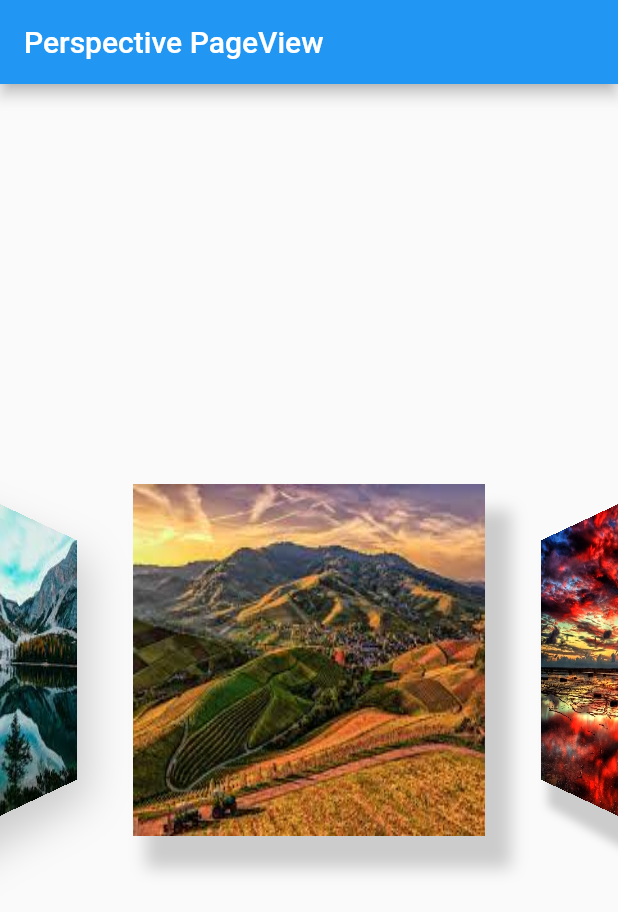
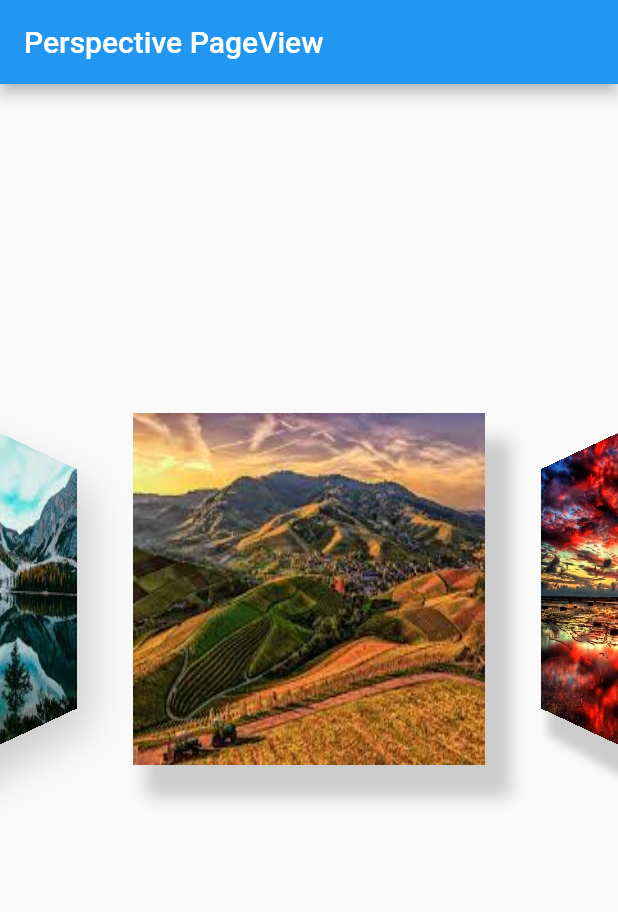
Before and after one commit to loupdaniel/Second-Life_Mobile, a Flutter app: the screen it shows after launch, swiped to page 2, on a phone screen of 412 x 824 dp. Shown: the top 912 px of the screen. Run offline on Flutter 3.47's test engine with Material 2 defaults, Android fonts, the phone set to English and light mode, and no system bars.

Commit message:
6th save

```diff
--- a/lib/main.dart
+++ b/lib/main.dart
@@ -105,7 +105,9 @@ class MyPage extends StatelessWidget {
       fit: StackFit.expand,
       alignment: FractionalOffset.center,
       children: [
-        Transform(
+        Transform.translate(
+          offset: const Offset(0.0, -47.5),
+          child: Transform(
             transform: pvMatrix,
             alignment: FractionalOffset.center,
             child: Container(
@@ -114,12 +116,14 @@ class MyPage extends StatelessWidget {
                   color: Colors.grey.withOpacity(0.5),
                   blurRadius: 11.0,
                   spreadRadius: 4.0,
-                offset:
-                    const Offset(13.0, 35.0), // shadow direction: bottom right
+                  offset: const Offset(
+                      13.0, 35.0), // shadow direction: bottom right
                 )
               ]),
-            child: Image.asset("assets/images/image_${number.toInt() + 1}.jpg",
+              child: Image.asset(
+                  "assets/images/image_${number.toInt() + 1}.jpg",
                   fit: BoxFit.fill),
+            ),
           ),
         ),
       ],
```
Lines whose indentation alone changed are shown as unchanged.
